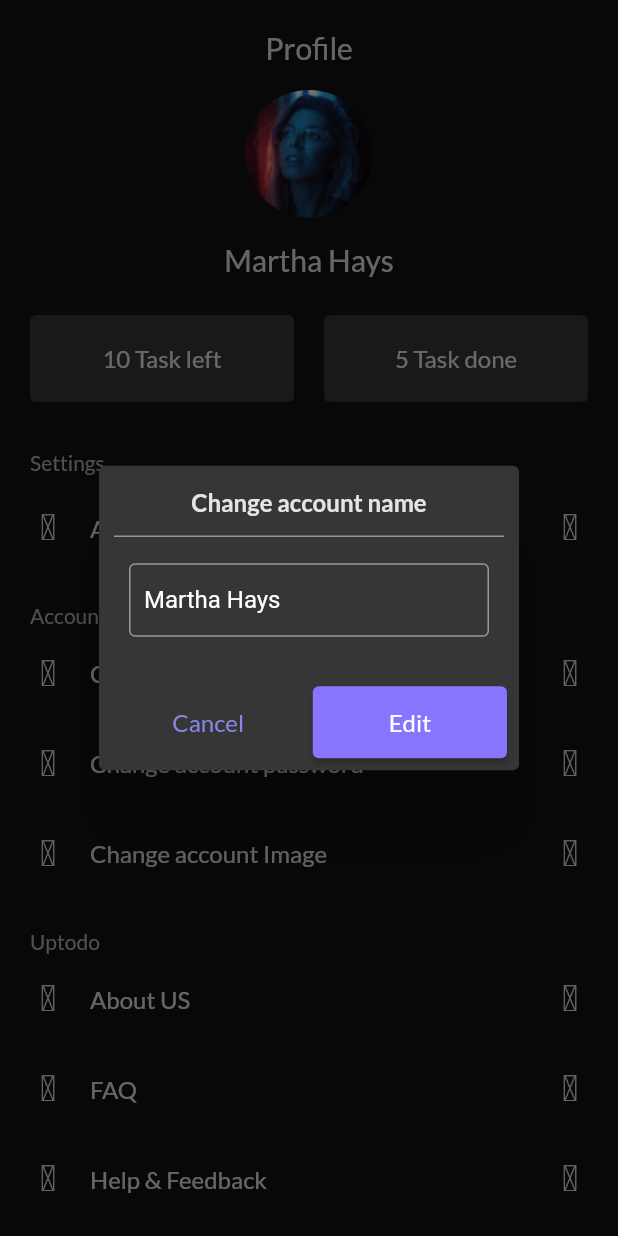
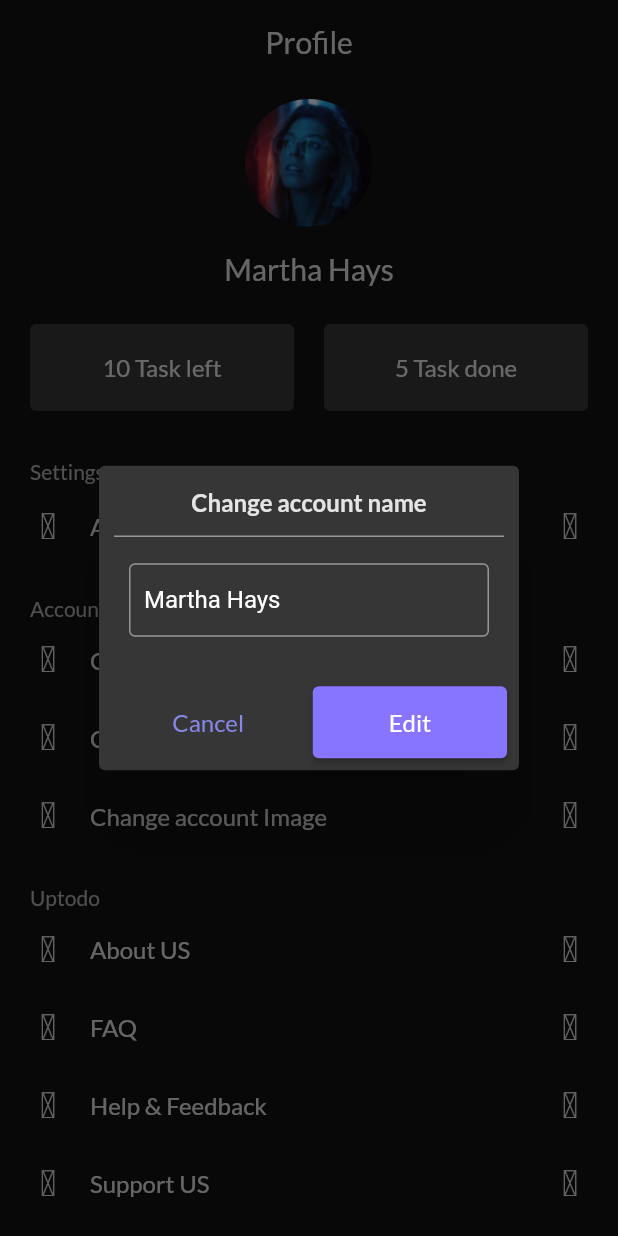
Before and after one commit to VictorAJ01/Todo-App-Mobile, a Flutter app: the ProfileScreen screen opened directly, after a tap on "Change account name", on a phone screen of 412 x 824 dp. Run offline on Flutter 3.47's test engine with Material 2 defaults, Android fonts, the phone set to English and light mode, and no system bars; our stand-ins replace flutter_svg, get, iconsax, percent_indicator.

Commit message:
Separation of Concerns

```diff
--- a/lib/components/profile_list_view.dart
+++ b/lib/components/profile_list_view.dart
@@ -18,6 +18,7 @@ class ProfileListView extends StatelessWidget {
   Widget build(BuildContext context) {
     return ListTile(
       onTap: onTap,
+      dense: true,
       leading: Icon(
         leadingIcon,
         color: const Color(0xDDFFFFFF),
--- a/lib/main.dart
+++ b/lib/main.dart
@@ -1,7 +1,7 @@
 import 'package:flutter/material.dart';
 
 import 'components/navigation_menu.dart';
-import 'screens/profile/setting_screen.dart';
+import 'screens/profile/components/setting_screen.dart';
 import 'screens/splash_screen.dart';
 import 'screens/login_screen.dart';
 import 'screens/register_screen.dart';
@@ -24,7 +24,7 @@ class MyApp extends StatelessWidget {
         '/login': (context) => const LoginScreen(),
         '/register': (context) => const RegisterScreen(),
         '/home': (context) => const NavigationMenu(),
-        '/setting': (context) => const SettingScreen(),
+        '/setting': (context) => SettingScreen(),
       },
     );
   }
--- /dev/null
+++ b/lib/screens/profile/components/account_section.dart
@@ -0,0 +1,55 @@
+import 'package:flutter/material.dart';
+import 'package:iconsax/iconsax.dart';
+
+import '../../../components/profile_list_view.dart';
+import 'change_name_modal.dart';
+import 'change_password_modal.dart';
+
+class AccountSection extends StatelessWidget {
+  const AccountSection({super.key});
+
+  @override
+  Widget build(BuildContext context) {
+    return Column(
+      crossAxisAlignment: CrossAxisAlignment.start,
+      children: [
+        const Text(
+          'Account',
+          style: TextStyle(
+            fontFamily: 'Lato',
+            fontSize: 14.0,
+            color: Color(0xFFAFAFAF),
+          ),
+        ),
+        ProfileListView(
+          leadingIcon: Iconsax.user,
+          title: 'Change account name',
+          trailingIcon: Iconsax.arrow_right_3,
+          onTap: () {
+            showDialog(
+              context: context,
+              builder: (BuildContext context) => ChangeNameModal(),
+            );
+          },
+        ),
+        ProfileListView(
+          leadingIcon: Iconsax.key,
+          title: 'Change account password',
+          trailingIcon: Iconsax.arrow_right_3,
+          onTap: () {
+            showDialog(
+              context: context,
+              builder: (context) => ChangePasswordModal(),
+            );
+          },
+        ),
+        ProfileListView(
+          leadingIcon: Iconsax.camera,
+          title: 'Change account Image',
+          trailingIcon: Iconsax.arrow_right_3,
+          onTap: () {},
+        ),
+      ],
+    );
+  }
+}
--- a/lib/screens/profile/change_name_modal.dart
+++ b/lib/screens/profile/components/change_name_modal.dart
@@ -1,6 +1,6 @@
 import 'package:flutter/material.dart';
 
-import '../../components/form_text_field.dart';
+import '../../../components/form_text_field.dart';
 
 class ChangeNameModal extends StatelessWidget {
   ChangeNameModal({super.key});
--- a/lib/screens/profile/change_password_modal.dart
+++ b/lib/screens/profile/components/change_password_modal.dart
@@ -1,6 +1,6 @@
 import 'package:flutter/material.dart';
 
-import '../../components/form_text_field.dart';
+import '../../../components/form_text_field.dart';
 
 class ChangePasswordModal extends StatelessWidget {
   ChangePasswordModal({super.key});
--- a/lib/screens/profile/setting_screen.dart
+++ b/lib/screens/profile/components/setting_screen.dart
@@ -2,7 +2,7 @@ import 'package:flutter/material.dart';
 
 import 'package:iconsax/iconsax.dart';
 
-import '../../components/profile_list_view.dart';
+import '../../../components/profile_list_view.dart';
 
 class SettingScreen extends StatelessWidget {
   const SettingScreen({super.key});
--- /dev/null
+++ b/lib/screens/profile/components/setting_section.dart
@@ -0,0 +1,36 @@
+import 'package:flutter/material.dart';
+import 'package:iconsax/iconsax.dart';
+
+import '../../../components/profile_list_view.dart';
+
+class SettingSection extends StatelessWidget {
+  const SettingSection({super.key});
+
+  @override
+  Widget build(BuildContext context) {
+    return Column(
+      crossAxisAlignment: CrossAxisAlignment.start,
+      children: [
+        const Text(
+          'Settings',
+          style: TextStyle(
+            fontFamily: 'Lato',
+            fontSize: 14.0,
+            color: Color(0xFFAFAFAF),
+          ),
+        ),
+        const SizedBox(
+          height: 2,
+        ),
+        ProfileListView(
+          leadingIcon: Iconsax.setting_2,
+          title: 'App Settings',
+          trailingIcon: Iconsax.arrow_right_3,
+          onTap: () {
+            Navigator.pushNamed(context, '/setting');
+          },
+        ),
+      ],
+    );
+  }
+}
--- /dev/null
+++ b/lib/screens/profile/components/tasks_action_buttons.dart
@@ -0,0 +1,61 @@
+import 'package:flutter/material.dart';
+
+class TasksActionButtons extends StatelessWidget {
+  const TasksActionButtons({super.key});
+
+  @override
+  Widget build(BuildContext context) {
+    return Row(
+      mainAxisAlignment: MainAxisAlignment.center,
+      children: [
+        Expanded(
+          child: SizedBox(
+            height: 58,
+            child: TextButton(
+              style: ButtonStyle(
+                backgroundColor: MaterialStateProperty.all<Color>(
+                  const Color(0xFF363636),
+                ),
+              ),
+              onPressed: () {
+                print('10 Task left');
+              },
+              child: const Text(
+                '10 Task left',
+                style: TextStyle(
+                  fontFamily: 'Lato',
+                  fontSize: 16.0,
+                  color: Color(0xDDFFFFFF),
+                ),
+              ),
+            ),
+          ),
+        ),
+        const SizedBox(width: 20),
+        Expanded(
+          child: SizedBox(
+            height: 58,
+            child: TextButton(
+              style: ButtonStyle(
+                backgroundColor: MaterialStateProperty.all<Color>(
+                  const Color(0xFF363636),
+                ),
+              ),
+              onPressed: () {
+                print('5 Task done');
+              },
+              child: const Text(
+                '5 Task done',
+                style: TextStyle(
+                  fontFamily: 'Lato',
+                  fontSize: 16.0,
+                  color: Color(0xDDFFFFFF),
+                ),
+              ),
+            ),
+          ),
+        )
+      ],
+    );
+  }
+}
--- /dev/null
+++ b/lib/screens/profile/components/up_todo_section.dart
@@ -0,0 +1,49 @@
+import 'package:flutter/material.dart';
+import 'package:iconsax/iconsax.dart';
+
+import '../../../components/profile_list_view.dart';
+
+class UpTodoSection extends StatelessWidget {
+  const UpTodoSection({super.key});
+
+  @override
+  Widget build(BuildContext context) {
+    return Column(
+      crossAxisAlignment: CrossAxisAlignment.start,
+      children: [
+        const Text(
+          'Uptodo',
+          style: TextStyle(
+            fontFamily: 'Lato',
+            fontSize: 14.0,
+            color: Color(0xFFAFAFAF),
+          ),
+        ),
+        ProfileListView(
+          leadingIcon: Iconsax.menu,
+          title: 'About US',
+          trailingIcon: Iconsax.arrow_right_3,
+          onTap: () {},
+        ),
+        ProfileListView(
+          leadingIcon: Iconsax.info_circle,
+          title: 'FAQ',
+          trailingIcon: Iconsax.arrow_right_3,
+          onTap: () {},
+        ),
+        ProfileListView(
+          leadingIcon: Iconsax.flash_1,
+          title: 'Help & Feedback',
+          trailingIcon: Iconsax.arrow_right_3,
+          onTap: () {},
+        ),
+        ProfileListView(
+          leadingIcon: Iconsax.like_1,
+          title: 'Support US',
+          trailingIcon: Iconsax.arrow_right_3,
+          onTap: () {},
+        ),
+      ],
+    );
+  }
+}
--- /dev/null
+++ b/lib/screens/profile/components/user_profile_image.dart
@@ -0,0 +1,28 @@
+import 'package:flutter/material.dart';
+
+class UserProfileImage extends StatelessWidget {
+  const UserProfileImage({super.key});
+
+  @override
+  Widget build(BuildContext context) {
+    return Center(
+      child: Column(
+        children: [
+          ClipRRect(
+            borderRadius: BorderRadius.circular(50.0),
+            child: Image.asset('images/user-profile-image-01.png'),
+          ),
+          const SizedBox(height: 16),
+          const Text(
+            'Martha Hays',
+            style: TextStyle(
+              fontFamily: 'Lato',
+              fontSize: 20.0,
+              color: Color(0xDDFFFFFF),
+            ),
+          ),
+        ],
+      ),
+    );
+  }
+}
--- a/lib/screens/profile/profile_screen.dart
+++ b/lib/screens/profile/profile_screen.dart
@@ -1,10 +1,11 @@
 import 'package:flutter/material.dart';
-
 import 'package:iconsax/iconsax.dart';
 
-import '../../components/profile_list_view.dart';
-import 'change_name_modal.dart';
-import 'change_password_modal.dart';
+import 'components/account_section.dart';
+import 'components/setting_section.dart';
+import 'components/tasks_action_buttons.dart';
+import 'components/up_todo_section.dart';
+import 'components/user_profile_image.dart';
 
 class ProfileScreen extends StatelessWidget {
   const ProfileScreen({super.key});
@@ -13,179 +14,66 @@ class ProfileScreen extends StatelessWidget {
   Widget build(BuildContext context) {
     return Scaffold(
       backgroundColor: const Color(0xFF121212),
+      appBar: AppBar(
+        title: const Text(
+          'Profile',
+          style: TextStyle(
+            fontFamily: 'Lato',
+            fontSize: 20.0,
+            color: Color(0xDDFFFFFF),
+          ),
+        ),
+        centerTitle: true,
+        elevation: 0,
+        backgroundColor: Colors.transparent,
+        automaticallyImplyLeading: false,
+      ),
       body: SafeArea(
         child: ListView(
-          padding: const EdgeInsets.symmetric(horizontal: 20, vertical: 10),
+          padding: const EdgeInsets.symmetric(horizontal: 20, vertical: 0),
           children: [
-            const SizedBox(height: 10),
-            Center(
-              child: Column(
+            const SizedBox(
+              height: 10,
+            ),
+            const UserProfileImage(),
+            const SizedBox(height: 25),
+            const TasksActionButtons(),
+            const SizedBox(height: 32.0),
+            const SettingSection(),
+            const SizedBox(height: 20),
+            const AccountSection(),
+            const SizedBox(height: 20),
+            const UpTodoSection(),
+            ElevatedButton(
+              onPressed: () {},
+              style: ElevatedButton.styleFrom(
+                backgroundColor: Colors.transparent,
+                padding: EdgeInsets.zero,
+                elevation: 0,
+                alignment: Alignment.centerLeft,
+              ),
+              child: const Row(
                 children: [
-                  const Text(
-                    'Profile',
+                  Icon(
+                    Iconsax.logout,
+                    color: Color(0xFFFF4949),
+                  ),
+                  SizedBox(
+                    width: 17,
+                  ),
+                  Text(
+                    'Log out',
                     style: TextStyle(
+                      color: Color(0xFFFF4949),
                       fontFamily: 'Lato',
-                      fontSize: 20.0,
-                      color: Color(0xDDFFFFFF),
-                    ),
-                  ),
-                  const SizedBox(height: 16),
-                  ClipRRect(
-                    borderRadius: BorderRadius.circular(50.0),
-                    child: Image.asset('images/user-profile-image-01.png'),
-                  ),
-                  const SizedBox(height: 16),
-                  const Text(
-                    'Martha Hays',
-                    style: TextStyle(
-                      fontFamily: 'Lato',
-                      fontSize: 20.0,
-                      color: Color(0xDDFFFFFF),
+                      fontSize: 17.0,
                     ),
                   ),
                 ],
               ),
             ),
-            const SizedBox(height: 25),
-            Row(
-              mainAxisAlignment: MainAxisAlignment.center,
-              children: [
-                Expanded(
-                  child: SizedBox(
-                    height: 58,
-                    child: TextButton(
-                      style: ButtonStyle(
-                        backgroundColor: MaterialStateProperty.all<Color>(
-                          const Color(0xFF363636),
-                        ),
-                      ),
-                      onPressed: () {
-                        print('10 Task left');
-                      },
-                      child: const Text(
-                        '10 Task left',
-                        style: TextStyle(
-                          fontFamily: 'Lato',
-                          fontSize: 16.0,
-                          color: Color(0xDDFFFFFF),
-                        ),
-                      ),
-                    ),
-                  ),
-                ),
-                const SizedBox(width: 20),
-                Expanded(
-                  child: SizedBox(
-                    height: 58,
-                    child: TextButton(
-                      style: ButtonStyle(
-                        backgroundColor: MaterialStateProperty.all<Color>(
-                          const Color(0xFF363636),
-                        ),
-                      ),
-                      onPressed: () {
-                        print('5 Task done');
-                      },
-                      child: const Text(
-                        '5 Task done',
-                        style: TextStyle(
-                          fontFamily: 'Lato',
-                          fontSize: 16.0,
-                          color: Color(0xDDFFFFFF),
-                        ),
-                      ),
-                    ),
-                  ),
-                )
-              ],
-            ),
-            const SizedBox(height: 32.0),
-            const Text(
-              'Settings',
-              style: TextStyle(
-                fontFamily: 'Lato',
-                fontSize: 14.0,
-                color: Color(0xFFAFAFAF),
-              ),
-            ),
-            const SizedBox(height: 5),
-            ProfileListView(
-              leadingIcon: Iconsax.setting_2,
-              title: 'App Settings',
-              trailingIcon: Iconsax.arrow_right_3,
-              onTap: () {
-                Navigator.pushNamed(context, '/setting');
-              },
-            ),
-            const SizedBox(height: 20),
-            const Text(
-              'Account',
-              style: TextStyle(
-                fontFamily: 'Lato',
-                fontSize: 14.0,
-                color: Color(0xFFAFAFAF),
-              ),
-            ),
-            ProfileListView(
-              leadingIcon: Iconsax.user,
-              title: 'Change account name',
-              trailingIcon: Iconsax.arrow_right_3,
-              onTap: () {
-                showDialog(
-                  context: context,
-                  builder: (BuildContext context) => ChangeNameModal(),
-                );
-              },
-            ),
-            ProfileListView(
-              leadingIcon: Iconsax.key,
-              title: 'Change account password',
-              trailingIcon: Iconsax.arrow_right_3,
-              onTap: () {
-                showDialog(
-                  context: context,
-                  builder: (context) => ChangePasswordModal(),
-                );
-              },
-            ),
-            ProfileListView(
-              leadingIcon: Iconsax.camera,
-              title: 'Change account Image',
-              trailingIcon: Iconsax.arrow_right_3,
-              onTap: () {},
-            ),
-            const SizedBox(height: 20),
-            const Text(
-              'Uptodo',
-              style: TextStyle(
-                fontFamily: 'Lato',
-                fontSize: 14.0,
-                color: Color(0xFFAFAFAF),
-              ),
-            ),
-            ProfileListView(
-              leadingIcon: Iconsax.menu,
-              title: 'About US',
-              trailingIcon: Iconsax.arrow_right_3,
-              onTap: () {},
-            ),
-            ProfileListView(
-              leadingIcon: Iconsax.info_circle,
-              title: 'FAQ',
-              trailingIcon: Iconsax.arrow_right_3,
-              onTap: () {},
-            ),
-            ProfileListView(
-              leadingIcon: Iconsax.flash_1,
-              title: 'Help & Feedback',
-              trailingIcon: Iconsax.arrow_right_3,
-              onTap: () {},
-            ),
-            ProfileListView(
-              leadingIcon: Iconsax.like_1,
-              title: 'Support US',
-              trailingIcon: Iconsax.arrow_right_3,
-              onTap: () {},
+            const SizedBox(
+              height: 40,
             ),
           ],
         ),
```
Also changed, not shown: lib/screens/profile/components/upload_profile_image.dart (renamed from lib/screens/profile/upload_profile_image.dart).
